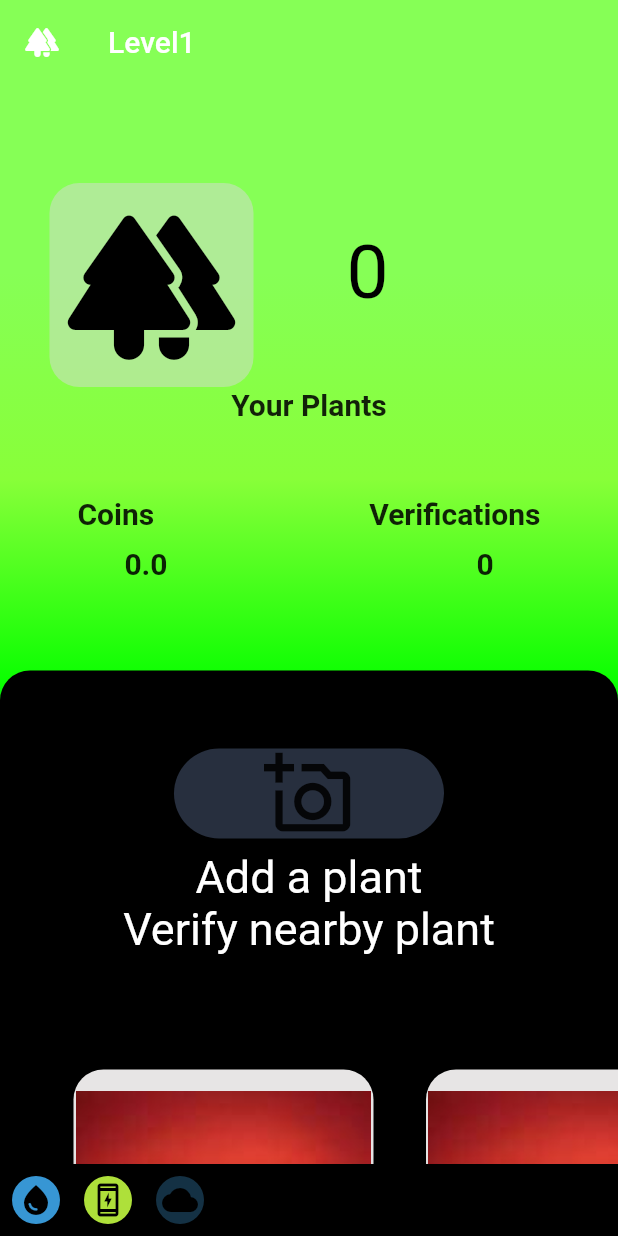
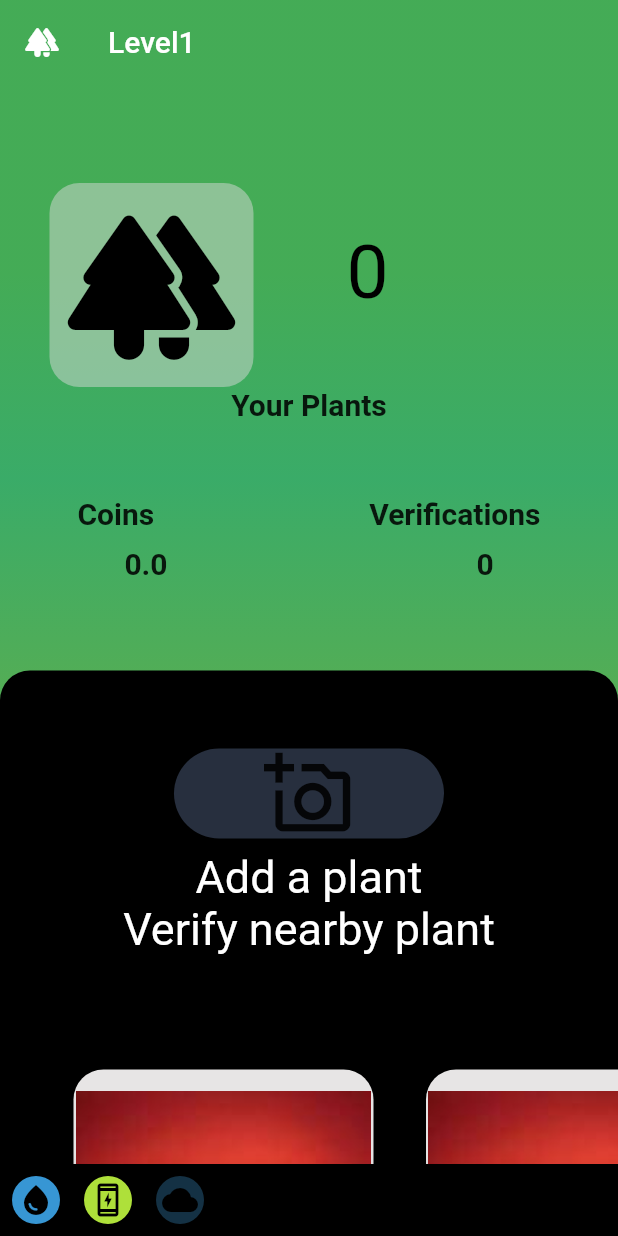
Before and after one commit to ashiq-firoz/Project_GDSC_2023, a Flutter app: the screen it shows after launch, after a tap on the "forest" icon, on a phone screen of 412 x 824 dp. Run offline on Flutter 3.47's test engine with Material 2 defaults, Android fonts, the phone set to English and light mode, and no system bars; our stand-ins replace image_picker; missing offline and left inert: tflite.

```diff
--- /dev/null
+++ b/lib/DB/models/dynamic.dart
@@ -0,0 +1,7 @@
+// contains model for dynamic content
+
+class Countdata {
+  var coinCount = 0.00;
+  var validation = 0;
+  Countdata({required this.coinCount, required this.validation});
+}
--- /dev/null
+++ b/lib/DB/models/userdetails.dart
@@ -0,0 +1,5 @@
+class User {
+  String name;
+  String area; //state or place
+  User({required this.name, required this.area});
+}
--- a/lib/Presentation/screens/blue.dart
+++ b/lib/Presentation/screens/blue.dart
@@ -11,9 +11,13 @@ import 'package:project_17/Presentation/screens/yellow.dart';
 import 'package:project_17/Presentation/widgets/bottomContainer.dart';
 import 'package:project_17/Presentation/widgets/counter.dart';
 import 'package:tflite/tflite.dart';
+import '../../DB/models/dynamic.dart';
 
-var coinCount = 0.000;
 var trashCount = 0;
+var coinCount = 0.00;
+
+ValueNotifier<Countdata> Count =
+    ValueNotifier(Countdata(coinCount: 0.00, validation: 0));
 
 class BlueScreen extends StatelessWidget {
   const BlueScreen({super.key});
@@ -50,10 +54,10 @@ class Blue1 extends StatelessWidget {
       decoration: BoxDecoration(
           gradient: LinearGradient(
         colors: [
-          Color.fromARGB(255, 0, 247, 255),
-          Color.fromARGB(255, 0, 174, 255),
-          Color.fromARGB(255, 55, 85, 255),
-          Color.fromARGB(255, 1, 13, 255),
+          Color.fromARGB(100, 11, 141, 161),
+          Color.fromARGB(100, 10, 11, 121),
+          Color.fromARGB(100, 9, 9, 121),
+          Color.fromARGB(100, 2, 0, 36),
         ],
         transform: GradientRotation(pi / 2),
       )),
@@ -181,6 +185,11 @@ class Stats extends StatelessWidget {
 
   @override
   Widget build(BuildContext context) {
+    return ValueListenableBuilder(
+      valueListenable: Count,
+      builder: (BuildContext ctx, Countdata val, Widget? child) {
+        coinCount = val.coinCount;
+        trashCount = val.validation;
         return Column(
           mainAxisAlignment: MainAxisAlignment.start,
           children: [
@@ -191,6 +200,8 @@ class Stats extends StatelessWidget {
               children: [Ilogo(icon: icon2), Text("$trashCount")],
             ),
           ],
+        );
+      },
     );
   }
 }
@@ -255,6 +266,7 @@ class _CameraIconState extends State<CameraIcon> {
       threshold: 0.1,
       asynch: true,
     );
+    await Tflite.close();
     //print("prediction ");
     perdict!.forEach((element) {
       setState(() {
@@ -264,11 +276,12 @@ class _CameraIconState extends State<CameraIcon> {
           //print("trash");
           coinCount = coinCount + 0.001;
           trashCount = trashCount + 1;
+          Count.value.coinCount = coinCount;
+          Count.value.validation = trashCount;
+          Count.notifyListeners();
         }
         //print(out);
       });
-      Navigator.push(
-          context, MaterialPageRoute(builder: (context) => const BlueScreen()));
     });
   }
 
--- a/lib/Presentation/screens/green.dart
+++ b/lib/Presentation/screens/green.dart
@@ -9,10 +9,14 @@ import 'package:project_17/Presentation/screens/weather.dart';
 import 'package:project_17/Presentation/screens/yellow.dart';
 import 'package:project_17/Presentation/widgets/bottomContainer.dart';
 import 'package:tflite/tflite.dart';
+import '../../DB/models/dynamic.dart';
 import '../Icons/icons.dart';
 
+var validations = 0;
 var totalCoins = 0.00;
-var validations = 0;
+
+ValueNotifier<Countdata> count =
+    ValueNotifier(Countdata(coinCount: 0.00, validation: 0));
 
 class GreenScreen extends StatelessWidget {
   const GreenScreen({super.key});
@@ -49,15 +53,20 @@ class Green1 extends StatelessWidget {
       decoration: BoxDecoration(
           gradient: LinearGradient(
         colors: [
-          Color.fromARGB(255, 134, 255, 86),
-          Color.fromARGB(255, 136, 255, 57),
-          Color.fromARGB(255, 9, 255, 0),
-          Color.fromARGB(255, 1, 13, 255),
+          Color.fromARGB(100, 42, 121, 10),
+          Color.fromARGB(100, 16, 121, 56),
+          Color.fromARGB(100, 79, 126, 10),
+          Color.fromARGB(100, 11, 167, 150),
         ],
         transform: GradientRotation(pi / 2),
       )),
       child: SafeArea(
-        child: ListView(
+        child: ValueListenableBuilder(
+          valueListenable: count,
+          builder: (BuildContext ctx, Countdata c, Widget? child) {
+            totalCoins = c.coinCount;
+            validations = c.validation;
+            return ListView(
               padding: const EdgeInsets.only(top: 0.0),
               children: [
                 const SizedBox(
@@ -86,14 +95,16 @@ class Green1 extends StatelessWidget {
                   children: const [
                     Text(
                       "Coins",
-                  style: TextStyle(fontSize: 20.0, fontWeight: FontWeight.w600),
+                      style: TextStyle(
+                          fontSize: 20.0, fontWeight: FontWeight.w600),
                     ), // friends logo, Ilogo class defined below
                     SizedBox(
                       width: 40.0,
                     ),
                     Text(
                       "Verifications",
-                  style: TextStyle(fontSize: 20.0, fontWeight: FontWeight.w600),
+                      style: TextStyle(
+                          fontSize: 20.0, fontWeight: FontWeight.w600),
                     ),
                   ],
                 ),
@@ -125,6 +136,8 @@ class Green1 extends StatelessWidget {
                   child: Bottomcolumn(),
                 ),
               ],
+            );
+          },
         ),
       ),
     );
@@ -206,14 +219,18 @@ class _BottomcolumnState extends State<Bottomcolumn> {
       threshold: 0.1,
       asynch: true,
     );
+
     predict!.forEach((element) {
       out = element["label"];
       if (out == "0 plant" || out == "1 tree") {
         setState(() {
           totalCoins = totalCoins + 0.001;
           validations = validations + 1;
-          Navigator.push(context,
-              MaterialPageRoute(builder: (context) => const GreenScreen()));
+          count.value.coinCount = totalCoins;
+          count.value.validation = validations;
+          count.notifyListeners();
+          // Navigator.push(context,
+          //     MaterialPageRoute(builder: (context) => const GreenScreen()));
         });
       }
     });
--- a/pubspec.yaml
+++ b/pubspec.yaml
@@ -41,10 +41,14 @@ dependencies:
   tflite: ^1.1.2
   camera: ^0.10.3+2
   image_picker: ^0.8.7
+  hive_flutter: ^1.1.0
+  hive: ^2.2.3
 
 dev_dependencies:
   flutter_test:
     sdk: flutter
+  hive_generator: ^2.0.0
+  build_runner: ^2.3.3
 
   # The "flutter_lints" package below contains a set of recommended lints to
   # encourage good coding practices. The lint set provided by the package is
```
Also changed, not shown: lib/DB/models/plant.dart (added, +12 -0 lines), pubspec.lock, 2 other files. Lines whose indentation alone changed are shown as unchanged.
